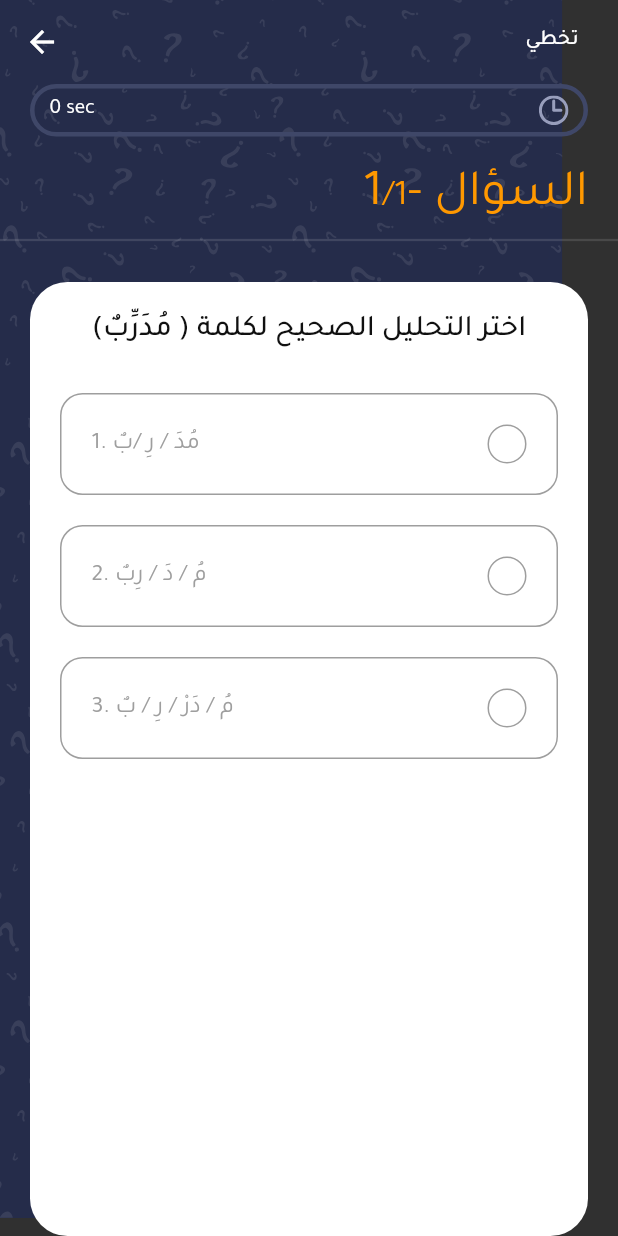
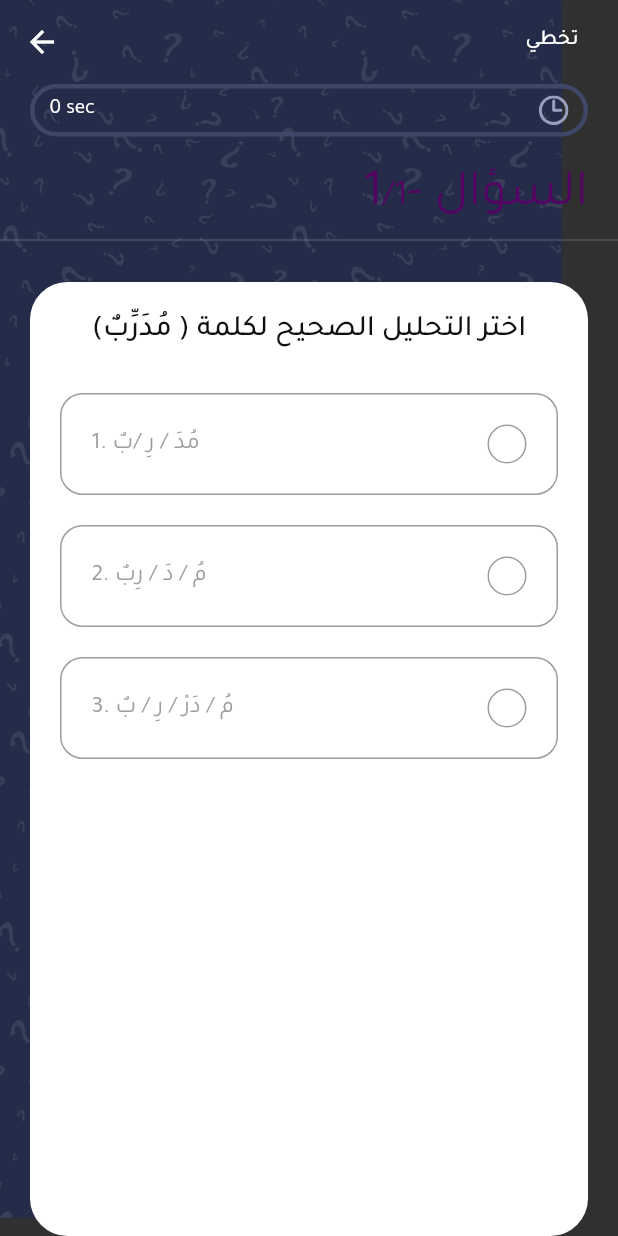
Before and after one commit to MohammedNoor1496/creative-planet, a Flutter app: the ReadSectionOne screen opened by its route, after a tap on "تحليل", on a phone screen of 412 x 824 dp. Run offline on Flutter 3.47's test engine with Material 2 defaults, Android fonts, the phone set to English and light mode, and no system bars; our stand-ins replace assets_audio_player, flutter_svg, get, introduction_screen.

Commit message:
update theme colors

```diff
--- a/lib/constants.dart
+++ b/lib/constants.dart
@@ -1,12 +1,12 @@
 import 'package:flutter/material.dart';
 
-const kSecondaryColor = Colors.orange;
-const kGreenColor = Color(0xFF6AC259);
+const kSecondaryColor = Color.fromARGB(255, 85, 3, 99);
+const kGreenColor = Color.fromARGB(255, 126, 197, 112);
 const kRedColor = Color(0xFFE92E30);
 const kGrayColor = Color(0xFFC1C1C1);
 const kBlackColor = Color(0xFF101010);
 const kPrimaryGradient = LinearGradient(
-  colors: [Color(0xFF46A0AE), Color(0xFF00FFCB)],
+  colors: [Color.fromARGB(255, 85, 3, 99), Color.fromARGB(255, 126, 197, 112)],
   begin: Alignment.centerLeft,
   end: Alignment.centerRight,
 );
```
